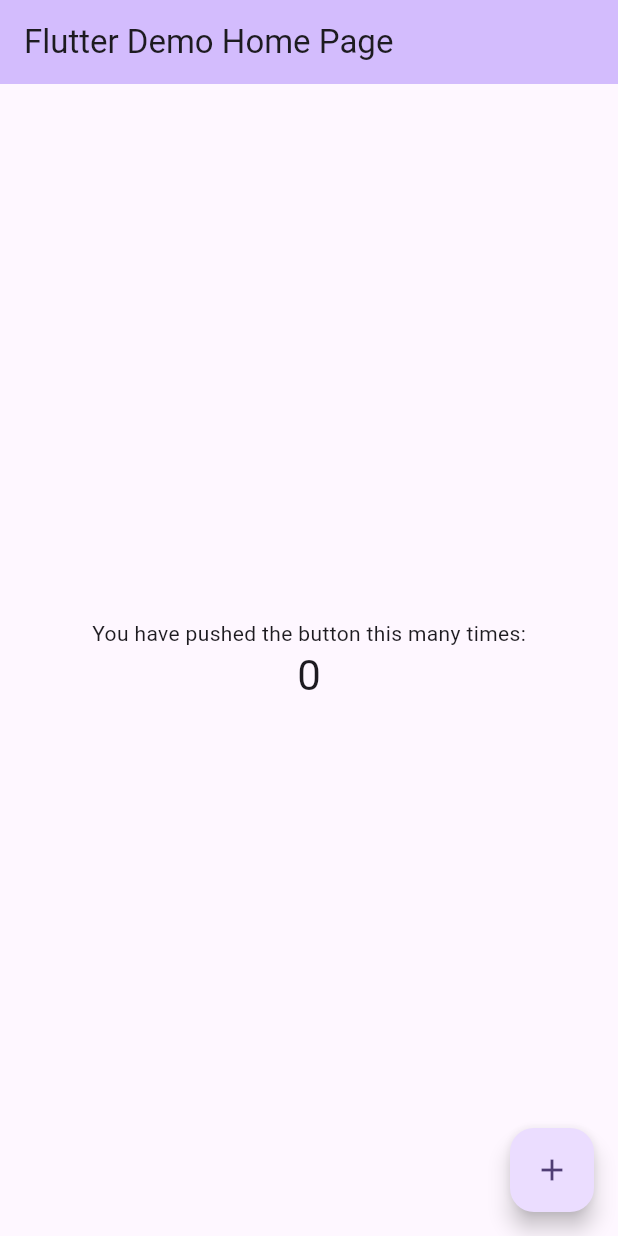
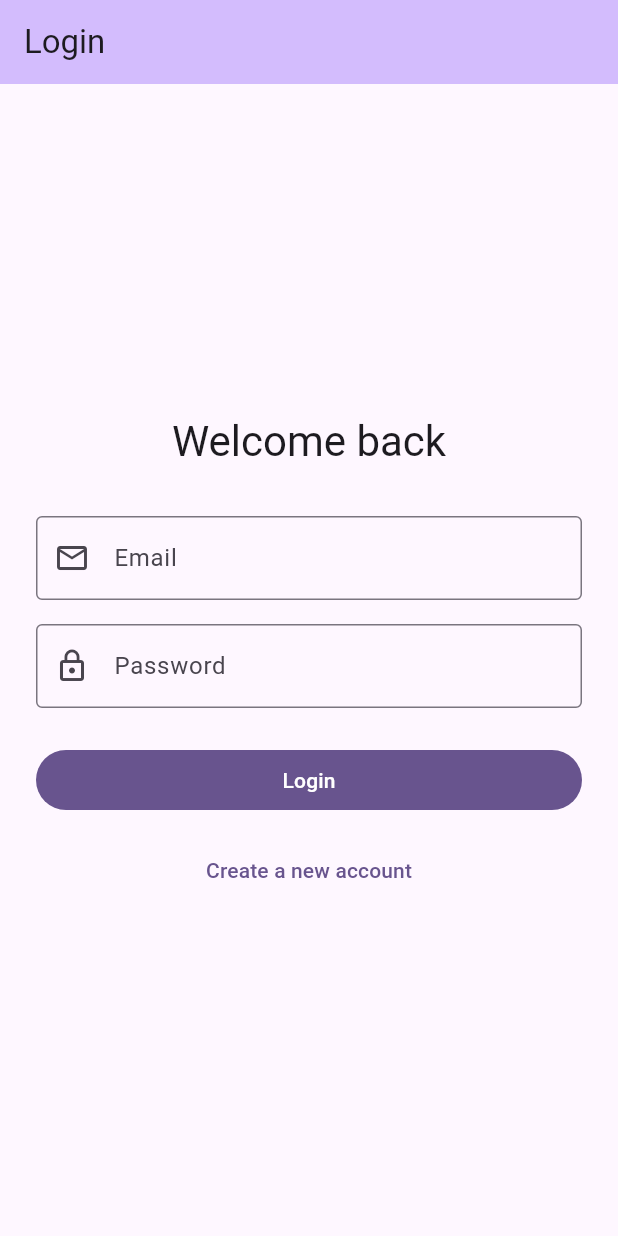
Before and after one commit to JayaharshM/cixio-ios, a Flutter app: the screen it shows after launch, on a phone screen of 412 x 824 dp. Run offline on Flutter 3.47's test engine with Material 3 defaults, Android fonts, the phone set to English and light mode, and no system bars; our stand-ins replace go_router.

Commit message:
Auth pages basic

```diff
--- a/lib/main.dart
+++ b/lib/main.dart
@@ -1,4 +1,6 @@
 import 'package:flutter/material.dart';
+
+import 'router/app_router.dart';
 
 void main() {
   runApp(const MyApp());
@@ -7,119 +9,15 @@ void main() {
 class MyApp extends StatelessWidget {
   const MyApp({super.key});
 
-  // This widget is the root of your application.
   @override
   Widget build(BuildContext context) {
-    return MaterialApp(
-      title: 'Flutter Demo',
+    return MaterialApp.router(
+      title: 'Cixio',
       theme: ThemeData(
-        // This is the theme of your application.
-        //
-        // TRY THIS: Try running your application with "flutter run". You'll see
-        // the application has a purple toolbar. Then, without quitting the app,
-        // try changing the seedColor in the colorScheme below to Colors.green
-        // and then invoke "hot reload" (save your changes or press the "hot
-        // reload" button in a Flutter-supported IDE, or press "r" if you used
-        // the command line to start the app).
-        //
-        // Notice that the counter didn't reset back to zero; the application
-        // state is not lost during the reload. To reset the state, use hot
-        // restart instead.
-        //
-        // This works for code too, not just values: Most code changes can be
-        // tested with just a hot reload.
         colorScheme: ColorScheme.fromSeed(seedColor: Colors.deepPurple),
         useMaterial3: true,
       ),
-      home: const MyHomePage(title: 'Flutter Demo Home Page'),
+      routerConfig: appRouter,
     );
   }
 }
-
-class MyHomePage extends StatefulWidget {
-  const MyHomePage({super.key, required this.title});
-
-  // This widget is the home page of your application. It is stateful, meaning
-  // that it has a State object (defined below) that contains fields that affect
-  // how it looks.
-
-  // This class is the configuration for the state. It holds the values (in this
-  // case the title) provided by the parent (in this case the App widget) and
-  // used by the build method of the State. Fields in a Widget subclass are
-  // always marked "final".
-
-  final String title;
-
-  @override
-  State<MyHomePage> createState() => _MyHomePageState();
-}
-
-class _MyHomePageState extends State<MyHomePage> {
-  int _counter = 0;
-
-  void _incrementCounter() {
-    setState(() {
-      // This call to setState tells the Flutter framework that something has
-      // changed in this State, which causes it to rerun the build method below
-      // so that the display can reflect the updated values. If we changed
-      // _counter without calling setState(), then the build method would not be
-      // called again, and so nothing would appear to happen.
-      _counter++;
-    });
-  }
-
-  @override
-  Widget build(BuildContext context) {
-    // This method is rerun every time setState is called, for instance as done
-    // by the _incrementCounter method above.
-    //
-    // The Flutter framework has been optimized to make rerunning build methods
-    // fast, so that you can just rebuild anything that needs updating rather
-    // than having to individually change instances of widgets.
-    return Scaffold(
-      appBar: AppBar(
-        // TRY THIS: Try changing the color here to a specific color (to
-        // Colors.amber, perhaps?) and trigger a hot reload to see the AppBar
-        // change color while the other colors stay the same.
-        backgroundColor: Theme.of(context).colorScheme.inversePrimary,
-        // Here we take the value from the MyHomePage object that was created by
-        // the App.build method, and use it to set our appbar title.
-        title: Text(widget.title),
-      ),
-      body: Center(
-        // Center is a layout widget. It takes a single child and positions it
-        // in the middle of the parent.
-        child: Column(
-          // Column is also a layout widget. It takes a list of children and
-          // arranges them vertically. By default, it sizes itself to fit its
-          // children horizontally, and tries to be as tall as its parent.
-          //
-          // Column has various properties to control how it sizes itself and
-          // how it positions its children. Here we use mainAxisAlignment to
-          // center the children vertically; the main axis here is the vertical
-          // axis because Columns are vertical (the cross axis would be
-          // horizontal).
-          //
-          // TRY THIS: Invoke "debug painting" (choose the "Toggle Debug Paint"
-          // action in the IDE, or press "p" in the console), to see the
-          // wireframe for each widget.
-          mainAxisAlignment: MainAxisAlignment.center,
-          children: <Widget>[
-            const Text(
-              'You have pushed the button this many times:',
-            ),
-            Text(
-              '$_counter',
-              style: Theme.of(context).textTheme.headlineMedium,
-            ),
-          ],
-        ),
-      ),
-      floatingActionButton: FloatingActionButton(
-        onPressed: _incrementCounter,
-        tooltip: 'Increment',
-        child: const Icon(Icons.add),
-      ), // This trailing comma makes auto-formatting nicer for build methods.
-    );
-  }
-}
--- /dev/null
+++ b/lib/router/app_router.dart
@@ -0,0 +1,32 @@
+import 'package:go_router/go_router.dart';
+
+import '../screens/auth/login_screen.dart';
+import '../screens/auth/register_screen.dart';
+import '../screens/home_screen.dart';
+
+enum AppRoute {
+  home,
+  login,
+  register,
+}
+
+final GoRouter appRouter = GoRouter(
+  initialLocation: '/login',
+  routes: <RouteBase>[
+    GoRoute(
+      path: '/login',
+      name: AppRoute.login.name,
+      builder: (context, state) => const LoginScreen(),
+    ),
+    GoRoute(
+      path: '/home',
+      name: AppRoute.home.name,
+      builder: (context, state) => const HomeScreen(),
+    ),
+    GoRoute(
+      path: '/register',
+      name: AppRoute.register.name,
+      builder: (context, state) => const RegisterScreen(),
+    ),
+  ],
+);
--- /dev/null
+++ b/lib/screens/auth/login_screen.dart
@@ -0,0 +1,75 @@
+import 'package:flutter/material.dart';
+import 'package:go_router/go_router.dart';
+
+import '../../router/app_router.dart';
+
+class LoginScreen extends StatelessWidget {
+  const LoginScreen({super.key});
+
+  void _openHome(BuildContext context) {
+    context.goNamed(AppRoute.home.name);
+  }
+
+  void _openRegister(BuildContext context) {
+    context.goNamed(AppRoute.register.name);
+  }
+
+  @override
+  Widget build(BuildContext context) {
+    return Scaffold(
+      appBar: AppBar(
+        backgroundColor: Theme.of(context).colorScheme.inversePrimary,
+        title: const Text('Login'),
+      ),
+      body: SafeArea(
+        child: Center(
+          child: ConstrainedBox(
+            constraints: const BoxConstraints(maxWidth: 420),
+            child: Padding(
+              padding: const EdgeInsets.all(24),
+              child: Column(
+                mainAxisAlignment: MainAxisAlignment.center,
+                crossAxisAlignment: CrossAxisAlignment.stretch,
+                children: <Widget>[
+                  Text(
+                    'Welcome back',
+                    style: Theme.of(context).textTheme.headlineMedium,
+                    textAlign: TextAlign.center,
+                  ),
+                  const SizedBox(height: 32),
+                  const TextField(
+                    keyboardType: TextInputType.emailAddress,
+                    decoration: InputDecoration(
+                      border: OutlineInputBorder(),
+                      labelText: 'Email',
+                      prefixIcon: Icon(Icons.email_outlined),
+                    ),
+                  ),
+                  const SizedBox(height: 16),
+                  const TextField(
+                    obscureText: true,
+                    decoration: InputDecoration(
+                      border: OutlineInputBorder(),
+                      labelText: 'Password',
+                      prefixIcon: Icon(Icons.lock_outline),
+                    ),
+                  ),
+                  const SizedBox(height: 24),
+                  FilledButton(
+                    onPressed: () => _openHome(context),
+                    child: const Text('Login'),
+                  ),
+                  const SizedBox(height: 12),
+                  TextButton(
+                    onPressed: () => _openRegister(context),
+                    child: const Text('Create a new account'),
+                  ),
+                ],
+              ),
+            ),
+          ),
+        ),
+      ),
+    );
+  }
+}
--- a/pubspec.yaml
+++ b/pubspec.yaml
@@ -34,6 +34,7 @@ dependencies:
   # The following adds the Cupertino Icons font to your application.
   # Use with the CupertinoIcons class for iOS style icons.
   cupertino_icons: ^1.0.8
+  go_router: ^16.1.0
 
 dev_dependencies:
   flutter_test:
```
Also changed, not shown: lib/screens/auth/register_screen.dart (added, +80 -0 lines), lib/screens/home_screen.dart (added, +64 -0 lines), pubspec.lock, 1 other file.
